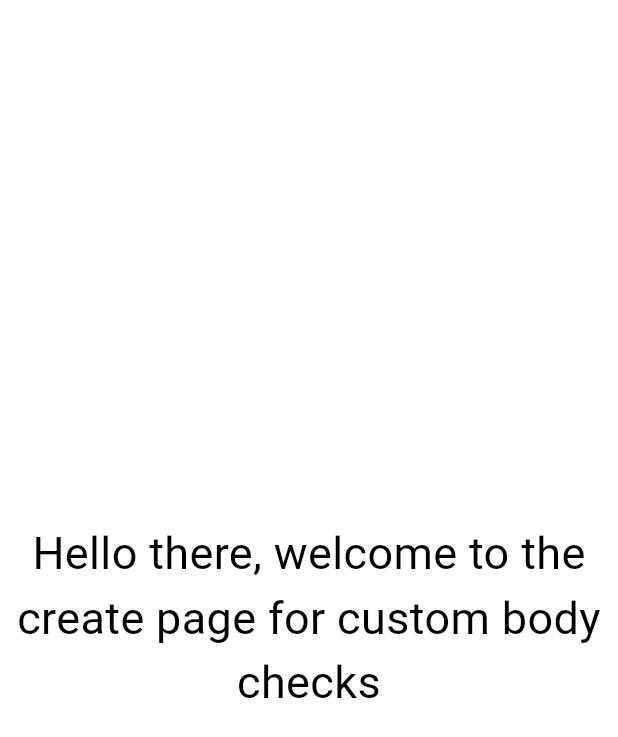
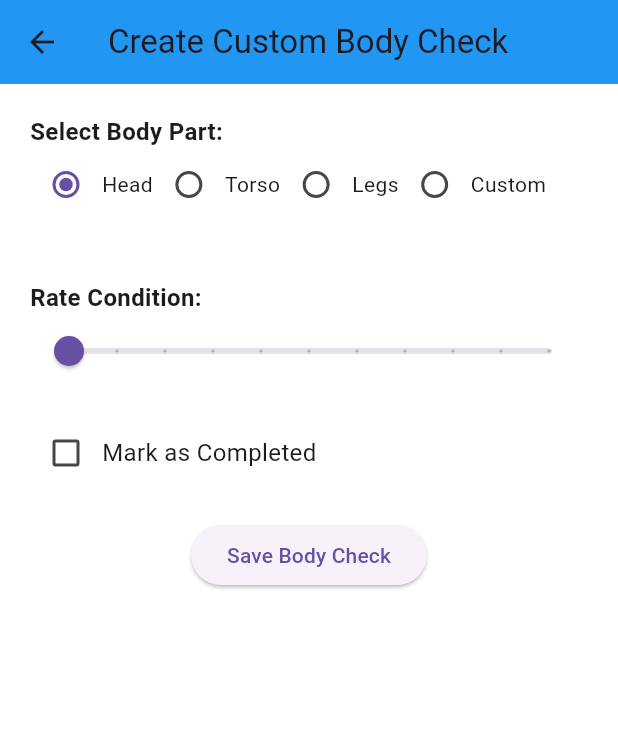
Before and after one commit to ITECH3208andITECH3209feduni/project-repository-body-check-app, a Flutter app: the screen it shows after launch, after a tap on "Creation Page", on a phone screen of 412 x 824 dp. Shown: the top 737 px of the screen. Run offline on Flutter 3.47's test engine with Material 3 defaults, Android fonts, the light colour scheme and no system bars.

Commit message:
Added settings and custom page to home screen.

```diff
--- a/lib/main.dart
+++ b/lib/main.dart
@@ -1,43 +1,68 @@
 import 'package:flutter/material.dart';
 
-void main() => runApp(MyApp());
+void main() {
+  runApp(MyApp());
+}
 
-class MyApp extends StatelessWidget {
+class MyApp extends StatefulWidget {
+  @override
+  _MyAppState createState() => _MyAppState();
+}
+
+class _MyAppState extends State<MyApp> {
+  Brightness _currentBrightness = Brightness.light;
+
+  void toggleTheme() {
+    setState(() {
+      _currentBrightness =
+          (_currentBrightness == Brightness.light) ? Brightness.dark : Brightness.light;
+    });
+  }
+
   @override
   Widget build(BuildContext context) {
     return MaterialApp(
-      home: HomeScreen(),
+      theme: ThemeData(brightness: _currentBrightness),
+      home: HomeScreen(toggleTheme: toggleTheme),
       routes: {
-        '/create': (context) => CreatePage(), // Define route for CreatePage
-      }
+        '/create': (context) => CreatePage(),
+      },
     );
   }
 }
 
 class HomeScreen extends StatelessWidget {
+  final VoidCallback toggleTheme;
+
+  HomeScreen({required this.toggleTheme});
+
   @override
   Widget build(BuildContext context) {
     return Scaffold(
-      backgroundColor: Colors.blue, // Set the background color to blue
+      backgroundColor: Colors.blue,
       body: Center(
         child: Column(
           mainAxisAlignment: MainAxisAlignment.center,
           children: <Widget>[
             Text(
-              'Hello! Welcome to the Body Check App', // Text to display
+              'Hello! Welcome to the Body Check App',
               style: TextStyle(
                 fontSize: 40,
-                color: Colors.white, // Text color
+                color: Colors.white,
                 fontWeight: FontWeight.bold,
               ),
             ),
-
             ElevatedButton(
               onPressed: () {
-                // Navigate to the CreatePage when the "Creation Page" button is pressed
                 Navigator.pushNamed(context, '/create');
               },
-              child: Text('Creation Page'), // Button text
+              child: Text('Creation Page'),
+            ),
+            ElevatedButton(
+              onPressed: () {
+                Navigator.push(context, MaterialPageRoute(builder: (context) => SettingsPage(toggleTheme: toggleTheme)));
+              },
+              child: Text('Settings'),
             ),
           ],
         ),
@@ -46,19 +71,195 @@ class HomeScreen extends StatelessWidget {
   }
 }
 
-class CreatePage extends StatelessWidget {
+class CreatePage extends StatefulWidget {
+  @override
+  _CreatePageState createState() => _CreatePageState();
+}
+
+class _CreatePageState extends State<CreatePage> {
+  TextEditingController _bodyCheckController = TextEditingController();
+  double _rating = 0;
+  bool _isCompleted = false;
+  String _selectedBodyPart = 'Head';
+  bool _isCustomBodyPartSelected = false;
+  String _customBodyPart = '';
+
   @override
   Widget build(BuildContext context) {
     return Scaffold(
-      backgroundColor: Colors.white, // Set the background color to white
+      backgroundColor: Colors.white,
+      appBar: AppBar(
+        backgroundColor: Colors.blue,
+        title: Text('Create Custom Body Check'),
+        leading: IconButton(
+          icon: Icon(Icons.arrow_back),
+          onPressed: () {
+            Navigator.pop(context);
+          },
+        ),
+      ),
+      body: Padding(
+        padding: const EdgeInsets.all(20.0),
+        child: Column(
+          crossAxisAlignment: CrossAxisAlignment.start,
+          children: [
+            Text(
+              'Select Body Part:',
+              style: TextStyle(fontSize: 16, fontWeight: FontWeight.bold),
+            ),
+            Row(
+              children: [
+                Radio(
+                  value: 'Head',
+                  groupValue: _selectedBodyPart,
+                  onChanged: (String? value) {
+                    setState(() {
+                      _selectedBodyPart = value!;
+                      _isCustomBodyPartSelected = false;
+                    });
+                  },
+                ),
+                Text('Head'),
+                Radio(
+                  value: 'Torso',
+                  groupValue: _selectedBodyPart,
+                  onChanged: (String? value) {
+                    setState(() {
+                      _selectedBodyPart = value!;
+                      _isCustomBodyPartSelected = false;
+                    });
+                  },
+                ),
+                Text('Torso'),
+                Radio(
+                  value: 'Legs',
+                  groupValue: _selectedBodyPart,
+                  onChanged: (String? value) {
+                    setState(() {
+                      _selectedBodyPart = value!;
+                      _isCustomBodyPartSelected = false;
+                    });
+                  },
+                ),
+                Text('Legs'),
+                Radio(
+                  value: 'Custom',
+                  groupValue: _selectedBodyPart,
+                  onChanged: (String? value) {
+                    setState(() {
+                      _selectedBodyPart = value!;
+                      _isCustomBodyPartSelected = true;
+                    });
+                  },
+                ),
+                Text('Custom'),
+              ],
+            ),
+            SizedBox(height: 20),
+            if (_isCustomBodyPartSelected)
+              TextField(
+                onChanged: (value) {
+                  setState(() {
+                    _customBodyPart = value;
+                  });
+                },
+                decoration: InputDecoration(
+                  labelText: 'Custom Body Part',
+                ),
+              ),
+            SizedBox(height: 20),
+            Text(
+              'Rate Condition:',
+              style: TextStyle(fontSize: 16, fontWeight: FontWeight.bold),
+            ),
+            Slider(
+              value: _rating,
+              onChanged: (value) {
+                setState(() {
+                  _rating = value;
+                });
+              },
+              min: 0,
+              max: 10,
+              divisions: 10,
+              label: _rating.toStringAsFixed(1),
+            ),
+            SizedBox(height: 20),
+            Row(
+              children: [
+                Checkbox(
+                  value: _isCompleted,
+                  onChanged: (value) {
+                    setState(() {
+                      _isCompleted = value!;
+                    });
+                  },
+                ),
+                Text(
+                  'Mark as Completed',
+                  style: TextStyle(fontSize: 16),
+                ),
+              ],
+            ),
+            SizedBox(height: 20),
+            Align(
+              alignment: Alignment.center,
+              child: ElevatedButton(
+                onPressed: () {
+                  String bodyCheck = _bodyCheckController.text;
+                  print('Body Part: $_selectedBodyPart');
+                  print('Condition Rating: $_rating');
+                  print('Is Completed: $_isCompleted');
+                  if (_isCustomBodyPartSelected) {
+                    print('Custom Body Part: $_customBodyPart');
+                  }
+                  print('Custom Body Check: $bodyCheck');
+                  _bodyCheckController.clear();
+                },
+                child: Text('Save Body Check'),
+              ),
+            ),
+          ],
+        ),
+      ),
+    );
+  }
+
+  @override
+  void dispose() {
+    _bodyCheckController.dispose();
+    super.dispose();
+  }
+}
+
+class SettingsPage extends StatelessWidget {
+  final VoidCallback toggleTheme;
+
+  SettingsPage({required this.toggleTheme});
+
+  @override
+  Widget build(BuildContext context) {
+    return Scaffold(
+      appBar: AppBar(
+        title: Text('Settings'),
+        leading: IconButton(
+          icon: Icon(Icons.arrow_back),
+          onPressed: () {
+            Navigator.pop(context);
+          },
+        ),
+      ),
       body: Center(
-        child: Text(
-          'Hello there, welcome to the create page for custom body checks', // Text to display
-          textAlign: TextAlign.center,
-          style: TextStyle(
-            fontSize: 30,
-            color: Colors.black, // Text color
-          ),
+        child: Column(
+          mainAxisAlignment: MainAxisAlignment.center,
+          children: [
+            Switch(
+              value: Theme.of(context).brightness == Brightness.dark,
+              onChanged: (value) {
+                toggleTheme();
+              },
+            ),
+          ],
         ),
       ),
     );
```
